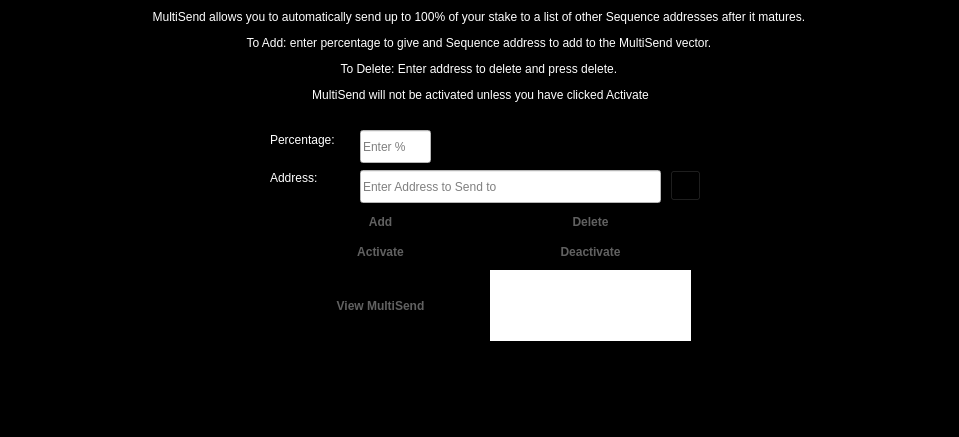
duality-solutions/Sequence, file src/qt/forms/multisenddialog.ui: the form before one commit.
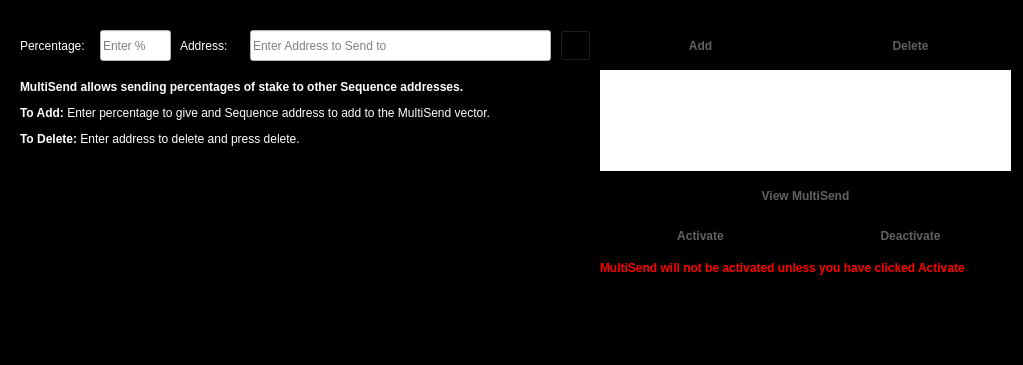
The form after the commit. Icons and pictures are not drawn.

Patch:
```diff
--- a/src/qt/forms/multisenddialog.ui
+++ b/src/qt/forms/multisenddialog.ui
@@ -9,8 +9,8 @@
    <rect>
     <x>0</x>
     <y>0</y>
-    <width>959</width>
-    <height>437</height>
+    <width>1023</width>
+    <height>365</height>
    </rect>
   </property>
   <property name="windowTitle">
@@ -23,10 +23,10 @@
   <widget class="QLineEdit" name="multiSendPercentEdit">
    <property name="geometry">
     <rect>
-     <x>360</x>
-     <y>130</y>
+     <x>100</x>
+     <y>30</y>
      <width>71</width>
-     <height>33</height>
+     <height>31</height>
     </rect>
    </property>
    <property name="toolTip">
@@ -46,10 +46,10 @@
   <widget class="QLineEdit" name="multiSendAddressEdit">
    <property name="geometry">
     <rect>
-     <x>360</x>
-     <y>170</y>
+     <x>250</x>
+     <y>30</y>
      <width>301</width>
-     <height>33</height>
+     <height>31</height>
     </rect>
    </property>
    <property name="toolTip">
@@ -67,16 +67,16 @@
    <property name="geometry">
     <rect>
      <x>20</x>
-     <y>10</y>
-     <width>921</width>
-     <height>101</height>
+     <y>80</y>
+     <width>571</width>
+     <height>181</height>
     </rect>
    </property>
    <property name="lineWidth">
     <number>1</number>
    </property>
    <property name="text">
-    <string>&lt;html&gt;&lt;head/&gt;&lt;body&gt;&lt;p align=&quot;center&quot;&gt;MultiSend allows you to automatically send up to 100% of your stake to a list of other Sequence addresses after it matures. &lt;/p&gt;&lt;p align=&quot;center&quot;&gt;To Add: enter percentage to give and Sequence address to add to the MultiSend vector. &lt;/p&gt;&lt;p align=&quot;center&quot;&gt;To Delete: Enter address to delete and press delete. &lt;/p&gt;&lt;p align=&quot;center&quot;&gt;MultiSend will not be activated unless you have clicked Activate&lt;/p&gt;&lt;/body&gt;&lt;/html&gt;</string>
+    <string>&lt;html&gt;&lt;head/&gt;&lt;body&gt;&lt;p&gt;&lt;span style=&quot; font-weight:600;&quot;&gt;MultiSend allows sending percentages of stake to other Sequence addresses.&lt;/span&gt;&lt;/p&gt;&lt;p&gt;&lt;span style=&quot; font-weight:600;&quot;&gt;To Add: &lt;/span&gt;Enter percentage to give and Sequence address to add to the MultiSend vector. &lt;/p&gt;&lt;p&gt;&lt;span style=&quot; font-weight:600;&quot;&gt;To Delete: &lt;/span&gt;Enter address to delete and press delete.&lt;/p&gt;&lt;/body&gt;&lt;/html&gt;</string>
    </property>
    <property name="alignment">
     <set>Qt::AlignLeading|Qt::AlignLeft|Qt::AlignTop</set>
@@ -88,10 +88,10 @@
   <widget class="QLabel" name="message">
    <property name="geometry">
     <rect>
-     <x>490</x>
-     <y>270</y>
-     <width>201</width>
-     <height>71</height>
+     <x>600</x>
+     <y>70</y>
+     <width>411</width>
+     <height>101</height>
     </rect>
    </property>
    <property name="styleSheet">
@@ -101,14 +101,23 @@
    <property name="text">
     <string/>
    </property>
+   <property name="textFormat">
+    <enum>Qt::RichText</enum>
+   </property>
+   <property name="scaledContents">
+    <bool>true</bool>
+   </property>
+   <property name="alignment">
+    <set>Qt::AlignLeading|Qt::AlignLeft|Qt::AlignTop</set>
+   </property>
   </widget>
   <widget class="QPushButton" name="addButton">
    <property name="geometry">
     <rect>
-     <x>280</x>
-     <y>210</y>
+     <x>600</x>
+     <y>30</y>
      <width>201</width>
-     <height>23</height>
+     <height>31</height>
     </rect>
    </property>
    <property name="toolTip">
@@ -153,10 +162,10 @@
   <widget class="QPushButton" name="disableButton">
    <property name="geometry">
     <rect>
-     <x>490</x>
-     <y>240</y>
+     <x>810</x>
+     <y>220</y>
      <width>201</width>
-     <height>23</height>
+     <height>31</height>
     </rect>
    </property>
    <property name="statusTip">
@@ -198,8 +207,8 @@
   <widget class="QPushButton" name="addressBookButton">
    <property name="geometry">
     <rect>
-     <x>670</x>
-     <y>170</y>
+     <x>560</x>
+     <y>30</y>
      <width>31</width>
      <height>31</height>
     </rect>
@@ -224,10 +233,10 @@
   <widget class="QLabel" name="label">
    <property name="geometry">
     <rect>
-     <x>270</x>
-     <y>130</y>
-     <width>81</width>
-     <height>20</height>
+     <x>20</x>
+     <y>30</y>
+     <width>80</width>
+     <height>31</height>
     </rect>
    </property>
    <property name="toolTip">
@@ -240,10 +249,10 @@
   <widget class="QLabel" name="label_5">
    <property name="geometry">
     <rect>
-     <x>270</x>
-     <y>170</y>
-     <width>81</width>
-     <height>16</height>
+     <x>180</x>
+     <y>30</y>
+     <width>61</width>
+     <height>31</height>
     </rect>
    </property>
    <property name="toolTip">
@@ -256,10 +265,10 @@
   <widget class="QPushButton" name="deleteButton">
    <property name="geometry">
     <rect>
-     <x>490</x>
-     <y>210</y>
+     <x>810</x>
+     <y>30</y>
      <width>201</width>
-     <height>23</height>
+     <height>31</height>
     </rect>
    </property>
    <property name="toolTip">
@@ -304,10 +313,10 @@
   <widget class="QPushButton" name="activateButton">
    <property name="geometry">
     <rect>
-     <x>280</x>
-     <y>240</y>
+     <x>600</x>
+     <y>220</y>
      <width>201</width>
-     <height>23</height>
+     <height>31</height>
     </rect>
    </property>
    <property name="statusTip">
@@ -349,10 +358,10 @@
   <widget class="QPushButton" name="viewButton">
    <property name="geometry">
     <rect>
-     <x>280</x>
-     <y>270</y>
-     <width>201</width>
-     <height>71</height>
+     <x>600</x>
+     <y>180</y>
+     <width>411</width>
+     <height>31</height>
     </rect>
    </property>
    <property name="toolTip">
@@ -394,6 +403,19 @@
     <string>View MultiSend</string>
    </property>
   </widget>
+  <widget class="QLabel" name="label_3">
+   <property name="geometry">
+    <rect>
+     <x>600</x>
+     <y>260</y>
+     <width>421</width>
+     <height>16</height>
+    </rect>
+   </property>
+   <property name="text">
+    <string>&lt;html&gt;&lt;head/&gt;&lt;body&gt;&lt;p&gt;&lt;span style=&quot; font-weight:600; color:#ff0000;&quot;&gt;MultiSend will not be activated unless you have clicked Activate&lt;/span&gt;&lt;/p&gt;&lt;/body&gt;&lt;/html&gt;</string>
+   </property>
+  </widget>
  </widget>
  <resources>
   <include location="../sequence.qrc"/>
```
